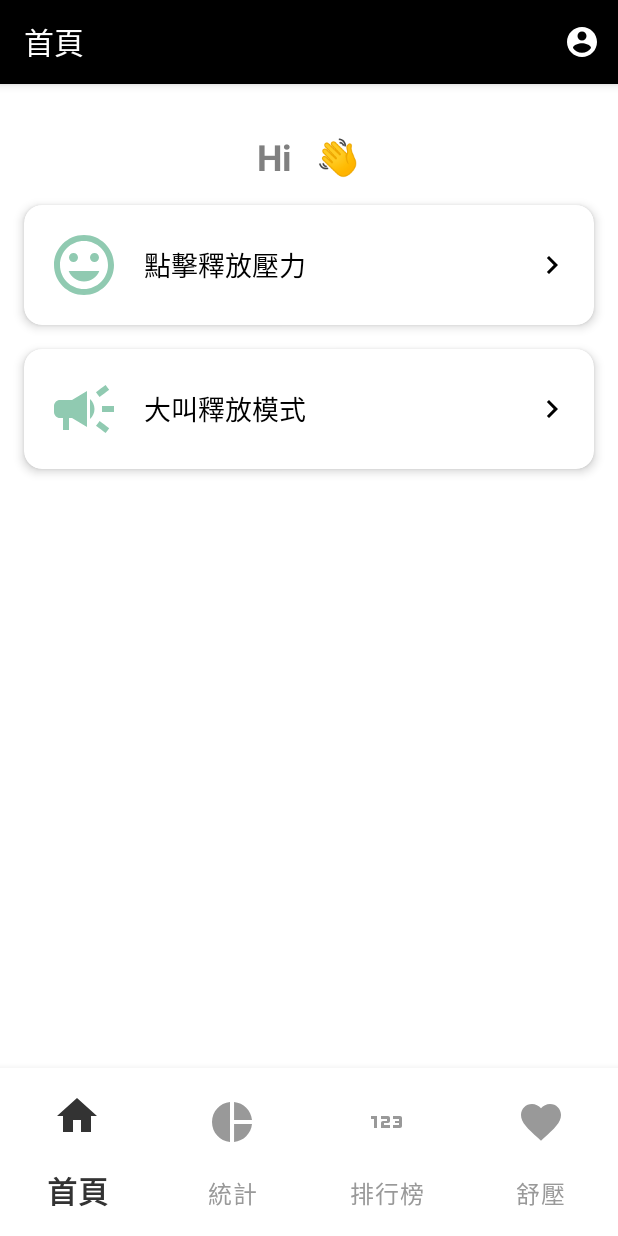
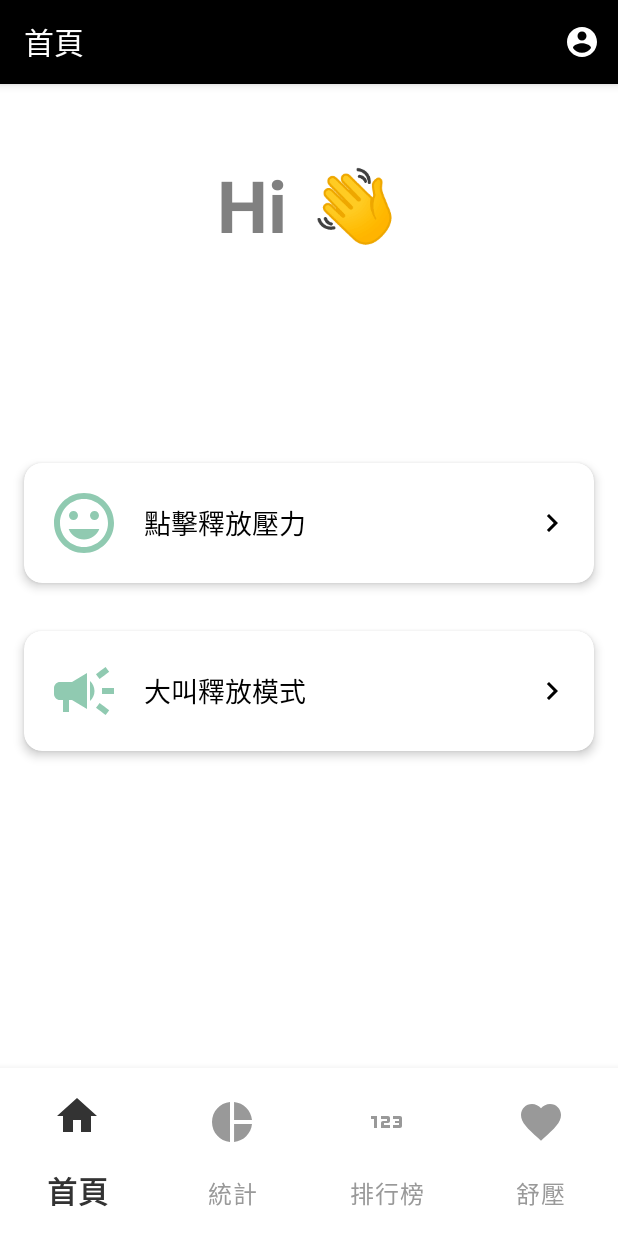
Before and after one commit to ShouShouRen/TapEase, an Android app: the screen it shows after launch once a user with an empty profile is signed in (MainActivity), on a phone screen of 412 x 824 dp. Run offline under Robolectric (Android 15) with nearby library versions, the phone set to English and light mode, and no system bars; our stand-ins replace Firebase (no records; nobody signed in at launch, a user with empty details on screens opened directly), navigation-ui.

Commit message:
feat: add spacing

```diff
--- a/app/src/main/res/layout/fragment_home.xml
+++ b/app/src/main/res/layout/fragment_home.xml
@@ -1,6 +1,7 @@
 <?xml version="1.0" encoding="utf-8"?>
 <androidx.constraintlayout.widget.ConstraintLayout xmlns:android="http://schemas.android.com/apk/res/android"
     xmlns:app="http://schemas.android.com/apk/res-auto"
+    xmlns:tools="http://schemas.android.com/tools"
     android:layout_width="match_parent"
     android:layout_height="match_parent"
     android:background="@android:color/white">
@@ -13,7 +14,7 @@
         app:layout_constraintTop_toTopOf="parent"
         app:layout_constraintStart_toStartOf="parent"
         app:layout_constraintEnd_toEndOf="parent"
-        android:layout_marginTop="32dp"
+        android:layout_marginTop="48dp"
         android:gravity="center_vertical">
 
         <TextView
@@ -22,19 +23,19 @@
             android:layout_height="wrap_content"
             android:text="Hi"
             android:textColor="@color/gray"
-            android:textSize="24sp"
+            android:textSize="48sp"
             android:textStyle="bold" />
 
         <TextView
             android:id="@+id/HelloUserName"
             android:layout_width="wrap_content"
             android:layout_height="wrap_content"
+            android:layout_marginStart="8dp"
+            android:layout_marginEnd="8dp"
             android:text=""
             android:textColor="@color/gray"
-            android:textSize="24sp"
-            android:textStyle="bold"
-            android:layout_marginStart="8dp"
-            android:layout_marginEnd="8dp"/>
+            android:textSize="48sp"
+            android:textStyle="bold" />
 
         <TextView
             android:id="@+id/titleHelloIcon"
@@ -42,24 +43,27 @@
             android:layout_height="wrap_content"
             android:text="👋"
             android:textColor="@android:color/black"
-            android:textSize="24sp" />
+            android:textSize="48sp" />
     </LinearLayout>
+
 
     <androidx.cardview.widget.CardView
         android:id="@+id/smileCard"
         android:layout_width="match_parent"
         android:layout_height="wrap_content"
-        android:layout_margin="16dp"
+        android:layout_marginStart="16dp"
+        android:layout_marginEnd="16dp"
+        android:layout_marginTop="140dp"
         app:cardCornerRadius="12dp"
         app:cardElevation="4dp"
-        app:layout_constraintTop_toBottomOf="@id/titleRow">
+        app:layout_constraintTop_toBottomOf="@+id/titleRow">
 
         <LinearLayout
             android:layout_width="match_parent"
-            android:layout_height="wrap_content"
+            android:layout_height="match_parent"
+            android:gravity="center_vertical"
             android:orientation="horizontal"
-            android:padding="16dp"
-            android:gravity="center_vertical">
+            android:padding="16dp">
 
             <ImageView
                 android:layout_width="48dp"
@@ -70,16 +74,16 @@
             <TextView
                 android:layout_width="0dp"
                 android:layout_height="wrap_content"
+                android:layout_marginStart="16dp"
                 android:layout_weight="1"
                 android:text="點擊釋放壓力"
-                android:textSize="18sp"
                 android:textColor="@android:color/black"
-                android:layout_marginStart="16dp"/>
+                android:textSize="18sp" />
 
             <ImageView
                 android:layout_width="24dp"
                 android:layout_height="24dp"
-                android:src="@drawable/baseline_chevron_right_24"/>
+                android:src="@drawable/baseline_chevron_right_24" />
         </LinearLayout>
     </androidx.cardview.widget.CardView>
 
@@ -87,7 +91,9 @@
         android:id="@+id/countCard"
         android:layout_width="match_parent"
         android:layout_height="wrap_content"
-        android:layout_margin="16dp"
+        android:layout_marginStart="16dp"
+        android:layout_marginEnd="16dp"
+        android:layout_marginTop="32dp"
         app:cardCornerRadius="12dp"
         app:cardElevation="4dp"
         app:layout_constraintTop_toBottomOf="@id/smileCard">
@@ -103,7 +109,7 @@
                 android:layout_width="48dp"
                 android:layout_height="48dp"
                 android:src="@drawable/baseline_campaign_24"
-                android:tint="#90CAB1"/>
+                app:tint="#90CAB1" />
 
             <TextView
                 android:layout_width="0dp"
```
